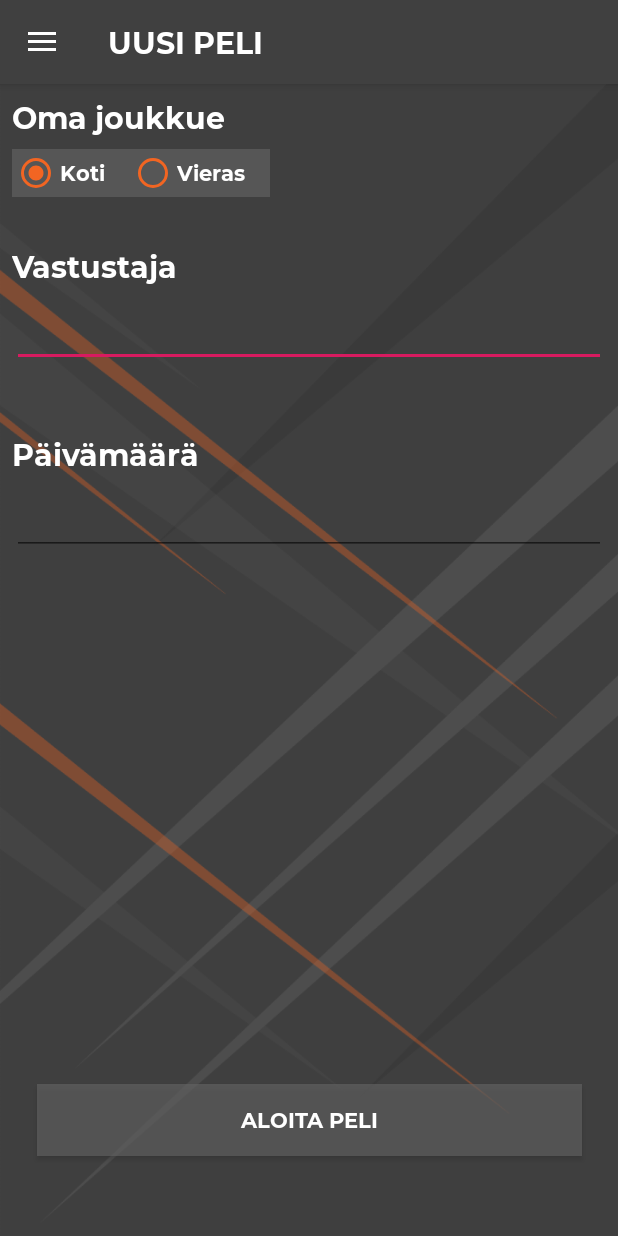
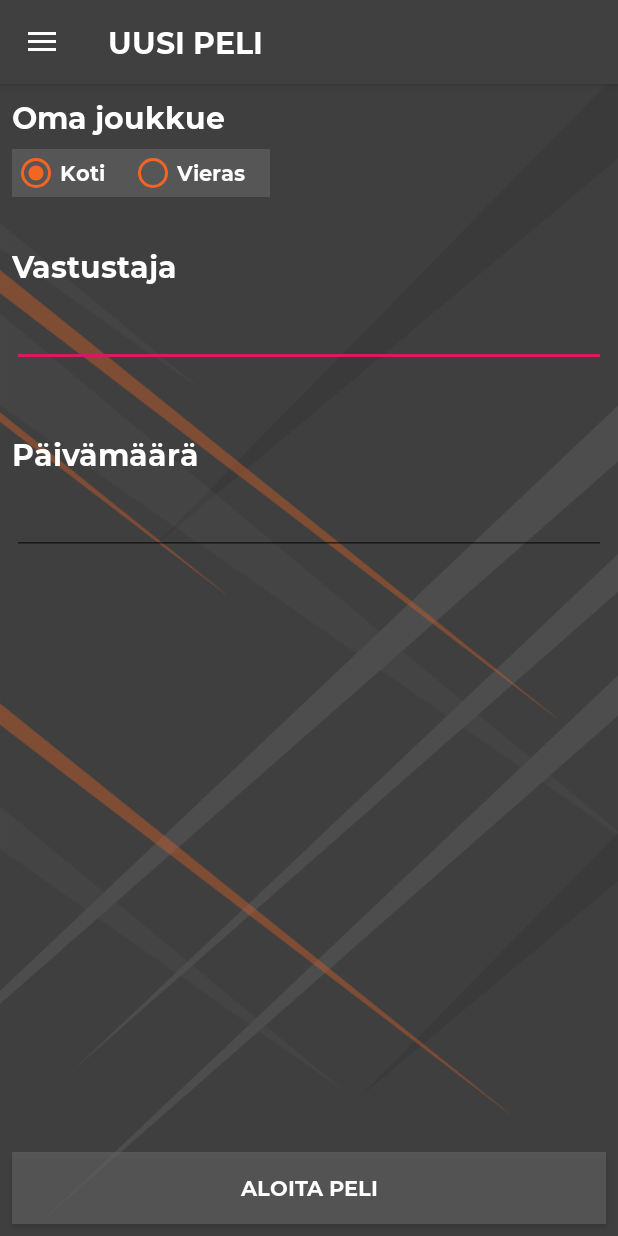
Before and after one commit to toniku/Android-Mobile-Software-Development-Project, an Android app: the screen it shows after launch (MainActivity), on a phone screen of 412 x 824 dp. Run offline under Robolectric (Android 15) with nearby library versions, the phone set to English and light mode, and no system bars; our stand-ins replace Firebase (no records; nobody signed in at launch, a user with empty details on screens opened directly).

Commit message:
Update activity_main.xml

```diff
--- a/app/src/main/res/layout/activity_main.xml
+++ b/app/src/main/res/layout/activity_main.xml
@@ -10,7 +10,7 @@
     android:layout_height="match_parent"
     android:background="@drawable/default_background"
     android:fitsSystemWindows="true"
-    tools:openDrawer="left">
+    tools:openDrawer="end">
 
     <!--tools:openDrawer="left"-->
 
@@ -128,10 +128,9 @@
 
             <Button
                 android:id="@+id/buttonStart"
-                android:layout_width="363dp"
+                android:layout_width="0dp"
                 android:layout_height="wrap_content"
                 android:layout_marginStart="8dp"
-                android:layout_marginTop="276dp"
                 android:layout_marginEnd="8dp"
                 android:layout_marginBottom="8dp"
                 android:background="@color/colorPrimaryDarkTransparent"
@@ -139,9 +138,7 @@
                 android:textColor="@color/colorWhite"
                 app:layout_constraintBottom_toBottomOf="parent"
                 app:layout_constraintEnd_toEndOf="parent"
-                app:layout_constraintStart_toStartOf="parent"
-                app:layout_constraintTop_toBottomOf="@+id/editTextDate"
-                app:layout_constraintVertical_bias="0.63" />
+                app:layout_constraintStart_toStartOf="parent" />
         </android.support.constraint.ConstraintLayout>
     </FrameLayout>
 
```
